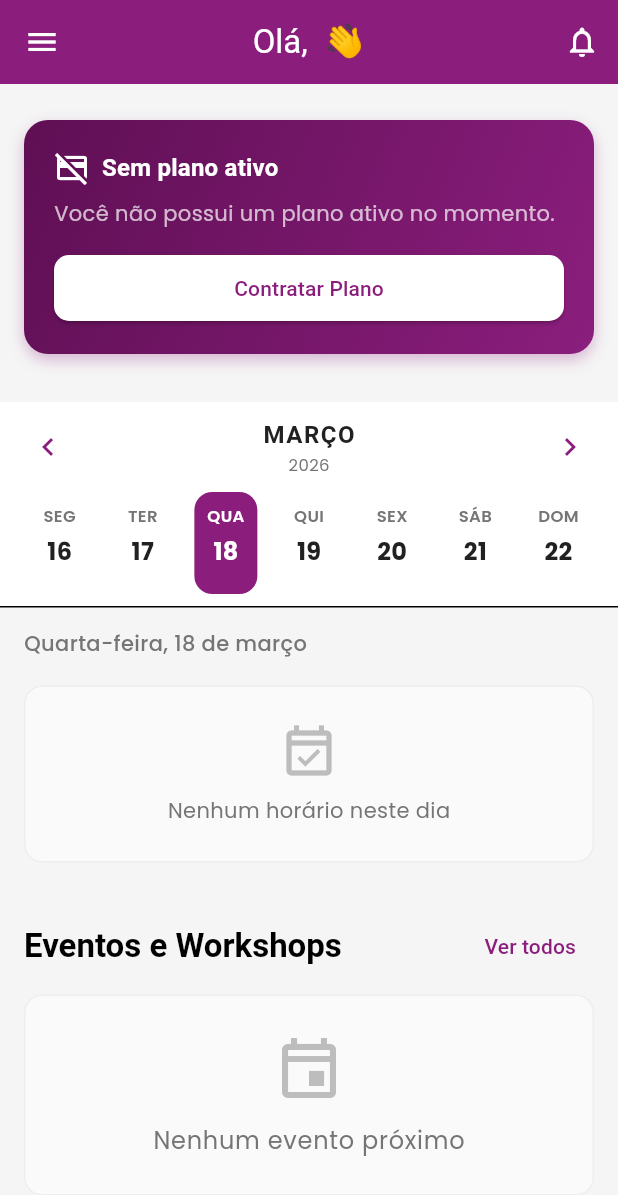
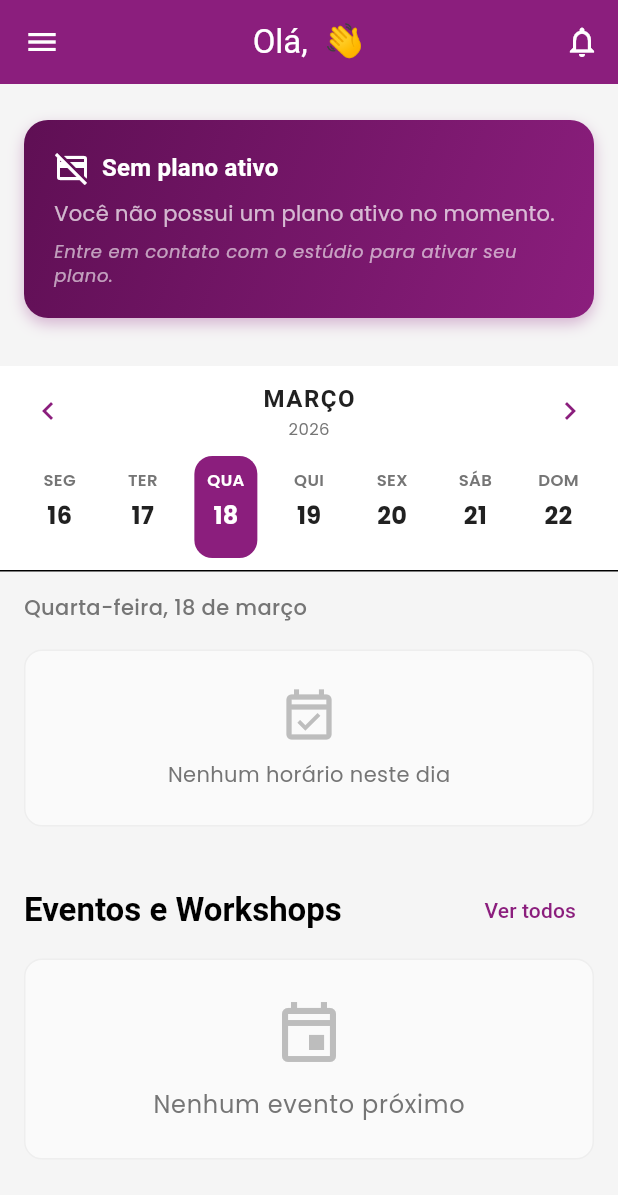
Before and after one commit to JorgeHenrie/app_pole_fenix, a Flutter app: the HomeAlunaScreen screen opened by its route, after a tap on the "chevron left" icon, on a phone screen of 412 x 824 dp. Shown: the top 1195 px of the screen. Run offline on Flutter 3.47's test engine with Material 3 defaults, Android fonts, the phone set to English and light mode, and no system bars; our stand-ins replace cloud_firestore, firebase_auth, firebase_core, firebase_messaging, firebase_storage, google_fonts and 3 more; accounts and stored records are empty.

Commit message:
fix: corrige leitura de Assinatura com Timestamp + remove Contratar Plano
Bug: Assinatura.fromMap tentava DateTime.parse(dataInicio as String) mas
aprovarComPlano salva como Timestamp.fromDate() - causando crash ao
carregar assinatura da aluna aprovada por admin (mesmo padrão do HorarioFixo).

Correções:
- Assinatura.fromMap: aceita Timestamp e String (compatível com todos os docs)
- Assinatura.toMap: padronizado para Timestamp

Remoção do fluxo de contratação self-service (requisito mudou):
- PlanoStatusCard: remove botão 'Contratar Plano'; exibe msg orientando
  a entrar em contato com o estúdio
- AlunaDrawer: remove item 'Contratar Plano' do menu
- AcoesRapidasGrid: remove ação rápida 'Contratar Plano'

```diff
--- a/lib/widgets/aluna/plano_status_card.dart
+++ b/lib/widgets/aluna/plano_status_card.dart
@@ -70,21 +70,13 @@ class PlanoStatusCard extends StatelessWidget {
                     color: Colors.white70,
                   ),
             ),
-            const SizedBox(height: 16),
-            SizedBox(
-              width: double.infinity,
-              child: ElevatedButton(
-                onPressed: () =>
-                    Navigator.pushNamed(context, Routes.contratarPlano),
-                style: ElevatedButton.styleFrom(
-                  backgroundColor: Colors.white,
-                  foregroundColor: AppColors.primary,
-                  shape: RoundedRectangleBorder(
-                    borderRadius: BorderRadius.circular(10),
+            const SizedBox(height: 8),
+            Text(
+              'Entre em contato com o estúdio para ativar seu plano.',
+              style: Theme.of(context).textTheme.bodySmall?.copyWith(
+                    color: Colors.white60,
+                    fontStyle: FontStyle.italic,
                   ),
-                ),
-                child: const Text('Contratar Plano'),
-              ),
             ),
           ],
         ),
@@ -145,11 +137,10 @@ class PlanoStatusCard extends StatelessWidget {
                     const SizedBox(width: 8),
                     Text(
                       plano?.nome ?? 'Meu Plano',
-                      style:
-                          Theme.of(context).textTheme.titleMedium?.copyWith(
-                                color: Colors.white,
-                                fontWeight: FontWeight.bold,
-                              ),
+                      style: Theme.of(context).textTheme.titleMedium?.copyWith(
+                            color: Colors.white,
+                            fontWeight: FontWeight.bold,
+                          ),
                     ),
                   ],
                 ),
@@ -302,7 +293,8 @@ class PlanoStatusCard extends StatelessWidget {
       mensagem = '⚠️ Seu plano está vencido. Renove para continuar agendando.';
     } else if (proximoVencimento) {
       final dias = assinatura!.dataRenovacao.difference(DateTime.now()).inDays;
-      mensagem = '⏰ Seu plano vence em $dias dia(s). Renove para não perder o acesso às aulas.';
+      mensagem =
+          '⏰ Seu plano vence em $dias dia(s). Renove para não perder o acesso às aulas.';
     } else {
       mensagem =
           '🔶 Seus créditos estão baixos (${assinatura!.creditosDisponiveis} restantes).';
```
Also changed, not shown: lib/models/assinatura.dart (+25 -14 lines), lib/widgets/aluna/acoes_rapidas_grid.dart (+0 -12 lines), lib/widgets/aluna/aluna_drawer.dart (+0 -8 lines).
